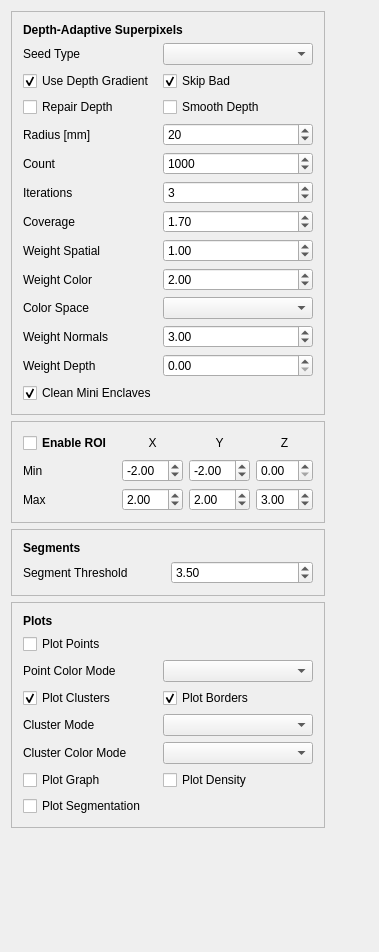
This is dasp_gui/WdgtSuperpixelParameters.ui in Danvil/dasp as Qt 5 draws it before an edit. The edited form follows.
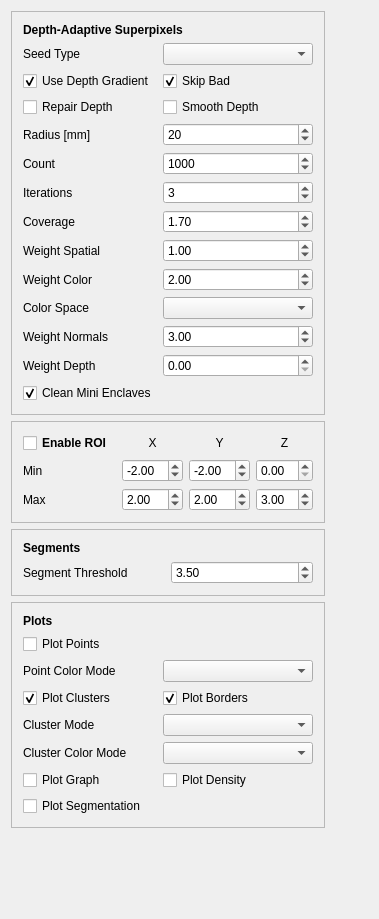
This is the edited form.

Patch:
```diff
--- a/dasp_gui/WdgtSuperpixelParameters.ui
+++ b/dasp_gui/WdgtSuperpixelParameters.ui
@@ -7,7 +7,7 @@
     <x>0</x>
     <y>0</y>
     <width>379</width>
-    <height>952</height>
+    <height>919</height>
    </rect>
   </property>
   <property name="windowTitle">
```
Left out of the diff: 2 changed lines with no effect on the pictures.
